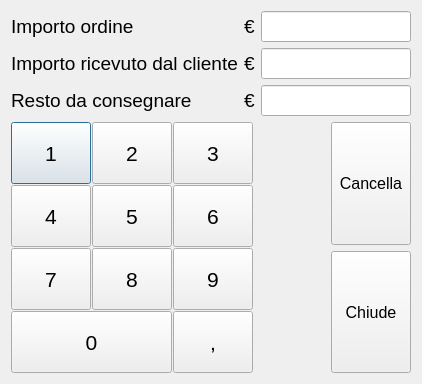
mtonin/gestcassa, file src/restodlg.ui: the form before one commit.
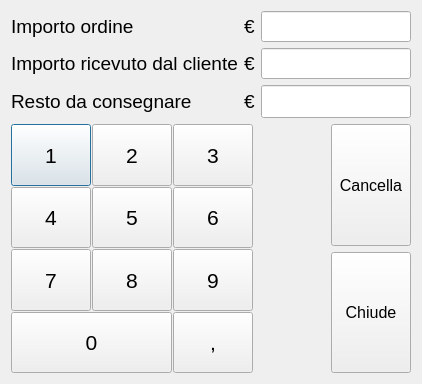
The form after the commit.

Commit message: - corretta gestione puntatore del mouse - corretta inizializzazione parametri di stampa - modificato colore calcolo resto

What changed in the file:
```diff
--- a/src/restodlg.ui
+++ b/src/restodlg.ui
@@ -125,11 +125,14 @@
       <widget class="QLineEdit" name="restoCalcolatoTxt">
        <property name="font">
         <font>
-         <pointsize>14</pointsize>
+         <pointsize>16</pointsize>
          <weight>75</weight>
          <bold>true</bold>
         </font>
        </property>
+       <property name="styleSheet">
+        <string notr="true">color: rgb(255, 0, 0);</string>
+       </property>
        <property name="alignment">
         <set>Qt::AlignRight|Qt::AlignTrailing|Qt::AlignVCenter</set>
        </property>
```
The commit also changes 2 other files.
